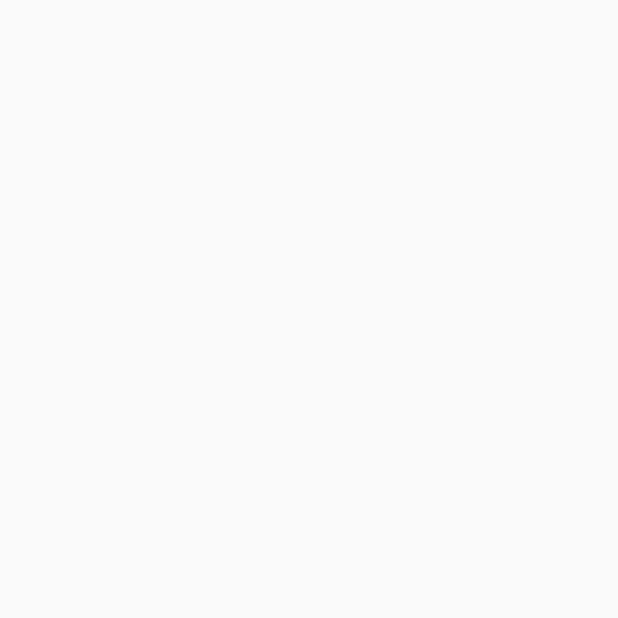
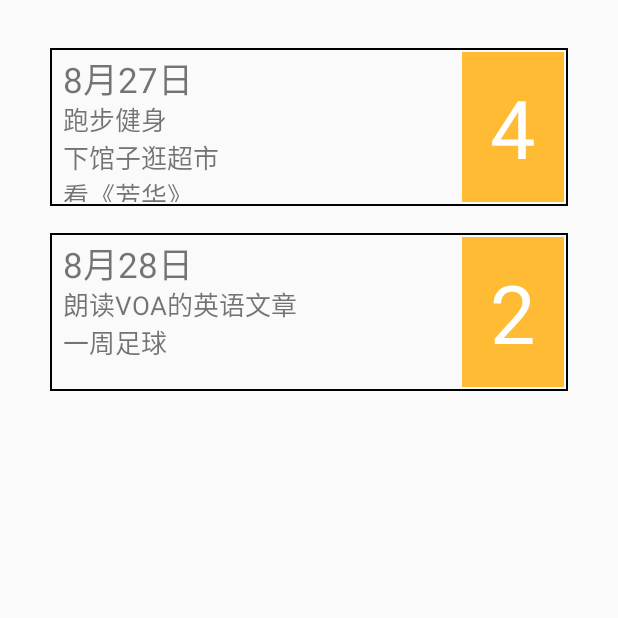
Before and after one commit to LEOch007/SimpleDo, an Android app: the Datetask screen opened directly, with no data from a screen before it, on a phone screen of 412 x 824 dp, the top half of it. Before the commit the part shown is empty. Run offline under Robolectric (Android 15) with nearby library versions, the light colour scheme and no system bars.

Commit message:
Datetask 日期看任务 最基础版

```diff
--- a/app/build.gradle
+++ b/app/build.gradle
@@ -5,7 +5,7 @@ android {
     buildToolsVersion "26.0.1"
     defaultConfig {
         applicationId "com.gy.linjliang.simpledo"
-        minSdkVersion 19
+        minSdkVersion 21
         targetSdkVersion 26
         versionCode 1
         versionName "1.0"
--- a/app/src/main/java/com/gy/linjliang/simpledo/Datetask.java
+++ b/app/src/main/java/com/gy/linjliang/simpledo/Datetask.java
@@ -2,15 +2,36 @@ package com.gy.linjliang.simpledo;
 
 import android.os.Bundle;
 import android.support.v7.app.AppCompatActivity;
+import android.support.v7.widget.LinearLayoutManager;
+import android.support.v7.widget.RecyclerView;
+
+import java.util.ArrayList;
+import java.util.List;
 
 /**
  * Created by lenovo on 2018/1/6.
  */
 
 public class Datetask extends AppCompatActivity {
+    private RecyclerView rview;
+    private MyAdapter myAdapter;
+    private List<itemdate> itemdates;
     @Override
     protected void onCreate(Bundle savedInstanceState) {
         super.onCreate(savedInstanceState);
         setContentView(R.layout.activity_datetask);
+        init();
+        /* -- RecyclerView -- */
+        itemdates = new ArrayList<>();
+        itemdates.add(new itemdate("8月27日","跑步健身\n下馆子逛超市\n看《芳华》","4"));
+        itemdates.add(new itemdate("8月28日","朗读VOA的英语文章\n一周足球\n","2"));
+        myAdapter = new MyAdapter(this,itemdates);
+        rview.setLayoutManager(new LinearLayoutManager(this)); //垂直布局
+        rview.setAdapter(myAdapter);
+
+    }
+    //找到控件
+    public void init(){
+        rview = (RecyclerView)findViewById(R.id.rview);
     }
 }
--- a/app/src/main/java/com/gy/linjliang/simpledo/MainActivity.java
+++ b/app/src/main/java/com/gy/linjliang/simpledo/MainActivity.java
@@ -7,13 +7,13 @@ import android.view.View;
 import android.widget.Button;
 
 public class MainActivity extends AppCompatActivity {
-    private Button date; private Button working;
+    private Button datetask; private Button working;
     @Override
     protected void onCreate(Bundle savedInstanceState) {
         super.onCreate(savedInstanceState);
         setContentView(R.layout.activity_main);
         init();
-        date.setOnClickListener(new View.OnClickListener() {
+        datetask.setOnClickListener(new View.OnClickListener() {
             @Override
             public void onClick(View view) {
                 Intent intent = new Intent(MainActivity.this,Datetask.class);
@@ -23,7 +23,7 @@ public class MainActivity extends AppCompatActivity {
     }
     //找到控件
     public void init(){
-        date = (Button)findViewById(R.id.date);
+        datetask = (Button)findViewById(R.id.datetask);
         working = (Button)findViewById(R.id.working);
     }
 }
--- /dev/null
+++ b/app/src/main/java/com/gy/linjliang/simpledo/MyAdapter.java
@@ -0,0 +1,98 @@
+package com.gy.linjliang.simpledo;
+
+import android.content.Context;
+import android.support.v7.widget.RecyclerView;
+import android.view.LayoutInflater;
+import android.view.View;
+import android.view.ViewGroup;
+import android.widget.TextView;
+
+import java.util.List;
+
+/**
+ * Created by lenovo on 2018/1/6.
+ */
+
+public class MyAdapter extends RecyclerView.Adapter<MyAdapter.MyViewHolder>{
+    private LayoutInflater inflater;
+    private Context mContext;
+    private List<itemdate> itemdates;
+    private OnItemClickLitener mOnItemClickLitener;
+
+    //创建构造参数
+    public MyAdapter(Context context , List<itemdate> datas){
+        this.mContext = context;
+        this.itemdates = datas;
+        inflater = LayoutInflater.from(context);
+    }
+    //必须重载的三大函数
+    @Override
+    public int getItemCount() {
+        return itemdates.size();
+    }
+    //创建ViewHolder
+    @Override
+    public MyViewHolder onCreateViewHolder(ViewGroup parent, int viewType) {
+        View view = inflater.inflate(R.layout.item_datetask, parent , false);
+        MyViewHolder holder = new MyViewHolder(view);
+        return holder;
+    }
+    //接口类
+    public interface OnItemClickLitener
+    {
+        void onItemClick(View view, int position);
+        boolean onItemLongClick(View view , int position);
+    }
+    public void setOnItemClickLitener(OnItemClickLitener mmOnItemClickLitener)
+    {
+        this.mOnItemClickLitener = mmOnItemClickLitener;
+    }
+    //绑定ViewHolder
+    @Override
+    public void onBindViewHolder(final MyViewHolder holder, final int position) {
+        //内容赋值
+        holder.tv1.setText(itemdates.get(position).getDate());
+        holder.tv2.setText(itemdates.get(position).getDatecon());
+        holder.tv3.setText(itemdates.get(position).getDatenum());
+        // 如果设置了回调，则设置点击事件
+        if (mOnItemClickLitener != null)
+        {
+            holder.itemView.setOnClickListener(new View.OnClickListener()
+            {
+                @Override
+                public void onClick(View v)
+                {
+                    int pos = holder.getLayoutPosition();
+                    mOnItemClickLitener.onItemClick(holder.itemView, pos);
+                }
+            });
+
+            holder.itemView.setOnLongClickListener(new View.OnLongClickListener()
+            {
+                @Override
+                public boolean onLongClick(View v)
+                {
+                    int pos = holder.getLayoutPosition();
+                    mOnItemClickLitener.onItemLongClick(holder.itemView, pos);
+                    return false;
+                }
+            });
+        }
+    }
+
+    /*                -- Viewholder类 --                  */
+    //自定义Viewholder类
+    class MyViewHolder extends RecyclerView.ViewHolder{
+        TextView tv1;
+        TextView tv2;
+        TextView tv3;
+        View v;
+        public MyViewHolder(View itemView) {
+            super(itemView);
+            v = itemView;
+            tv1 = (TextView) itemView.findViewById(R.id.date);
+            tv2 = (TextView) itemView.findViewById(R.id.datecont);
+            tv3 = (TextView) itemView.findViewById(R.id.datenum);
+        }
+    }
+}
--- /dev/null
+++ b/app/src/main/java/com/gy/linjliang/simpledo/itemdate.java
@@ -0,0 +1,27 @@
+package com.gy.linjliang.simpledo;
+
+import java.io.Serializable;
+
+/**
+ * Created by lenovo on 2018/1/6.
+ */
+
+public class itemdate implements Serializable {
+    private String date;
+    private String datecon;
+    private String datenum;
+
+    public itemdate(String sdate,String sdatecon,String sdatenum){
+        this.date = sdate;
+        this.datecon = sdatecon;
+        this.datenum = sdatenum;
+    }
+
+    public String getDate(){return date;}
+    public String getDatecon(){return datecon;}
+    public String getDatenum(){return datenum;}
+
+    public void setDate(String sdate){date = sdate;}
+    public void setDatecon(String sdatecon){datecon = sdatecon;}
+    public void setDatenum(String sdatenum){datenum = sdatenum;}
+}
--- /dev/null
+++ b/app/src/main/res/drawable/border.xml
@@ -0,0 +1,9 @@
+<?xml version="1.0" encoding="utf-8"?>
+<shape xmlns:android="http://schemas.android.com/apk/res/android" android:shape="rectangle">
+    <stroke android:width="1dp" android:color="#000000"/>
+    <padding
+        android:bottom="3dp"
+        android:left="3dp"
+        android:right="3dp"
+        android:top="3dp" />
+</shape>
--- a/app/src/main/res/layout/activity_datetask.xml
+++ b/app/src/main/res/layout/activity_datetask.xml
@@ -1,8 +1,21 @@
 <?xml version="1.0" encoding="utf-8"?>
 <android.support.constraint.ConstraintLayout
-    xmlns:android="http://schemas.android.com/apk/res/android" android:layout_width="match_parent"
+    xmlns:android="http://schemas.android.com/apk/res/android"
+    xmlns:app="http://schemas.android.com/apk/res-auto"
+    xmlns:tools="http://schemas.android.com/tools"
+    android:layout_width="match_parent"
     android:layout_height="match_parent">
 
-
+    <android.support.v7.widget.RecyclerView
+        android:id="@+id/rview"
+        android:layout_width="345dp"
+        android:layout_height="wrap_content"
+        android:layout_marginLeft="24dp"
+        app:layout_constraintLeft_toLeftOf="parent"
+        android:layout_marginRight="24dp"
+        app:layout_constraintRight_toRightOf="parent"
+        app:layout_constraintTop_toTopOf="parent"
+        android:layout_marginTop="32dp">
+    </android.support.v7.widget.RecyclerView>
 
 </android.support.constraint.ConstraintLayout>
--- a/app/src/main/res/layout/activity_main.xml
+++ b/app/src/main/res/layout/activity_main.xml
@@ -7,10 +7,10 @@
     tools:context="com.gy.linjliang.simpledo.MainActivity">
 
     <Button
-        android:id="@+id/date"
+        android:id="@+id/datetask"
         android:layout_width="wrap_content"
         android:layout_height="wrap_content"
-        android:text="date"
+        android:text="datetask"
         android:layout_marginLeft="8dp"
         app:layout_constraintLeft_toLeftOf="parent"
         app:layout_constraintTop_toTopOf="parent"
@@ -25,6 +25,6 @@
         android:layout_marginLeft="8dp"
         app:layout_constraintLeft_toLeftOf="parent"
         android:layout_marginTop="8dp"
-        app:layout_constraintTop_toBottomOf="@+id/date" />
+        app:layout_constraintTop_toBottomOf="@+id/datetask" />
 
 </android.support.constraint.ConstraintLayout>
--- /dev/null
+++ b/app/src/main/res/layout/item_datetask.xml
@@ -0,0 +1,50 @@
+<?xml version="1.0" encoding="utf-8"?>
+<LinearLayout
+    xmlns:android="http://schemas.android.com/apk/res/android"
+    android:orientation="horizontal"
+    android:layout_width="match_parent"
+    android:layout_height="wrap_content"
+    android:background="@drawable/border"
+    android:elevation="4dp"
+    android:layout_marginBottom="18dp"
+    >
+    <LinearLayout
+        android:layout_weight="4"
+        android:layout_width="0dp"
+        android:layout_height="100dp"
+        android:orientation="vertical"
+        >
+
+        <TextView
+            android:id="@+id/date"
+            android:layout_width="wrap_content"
+            android:layout_height="32dp"
+            android:text="10月1日"
+            android:textSize="23sp"
+            android:layout_marginStart="6dp"
+            />
+
+        <TextView
+            android:id="@+id/datecont"
+            android:layout_width="match_parent"
+            android:layout_height="match_parent"
+            android:text="复习数据库\n朗读VOA的英语文章\n一周足球"
+            android:textSize="17sp"
+            android:layout_marginStart="6dp"
+            />
+
+    </LinearLayout>
+
+    <TextView
+        android:id="@+id/datenum"
+        android:layout_weight="1"
+        android:layout_width="0dp"
+        android:layout_height="100dp"
+        android:text="5"
+        android:textSize="54sp"
+        android:textColor="@android:color/white"
+        android:gravity="center"
+        android:background="@android:color/holo_orange_light"
+        />
+
+</LinearLayout>
```
Also changed, not shown: app/src/main/java/com/gy/linjliang/simpledo/item.java (added, +58 -0 lines).
